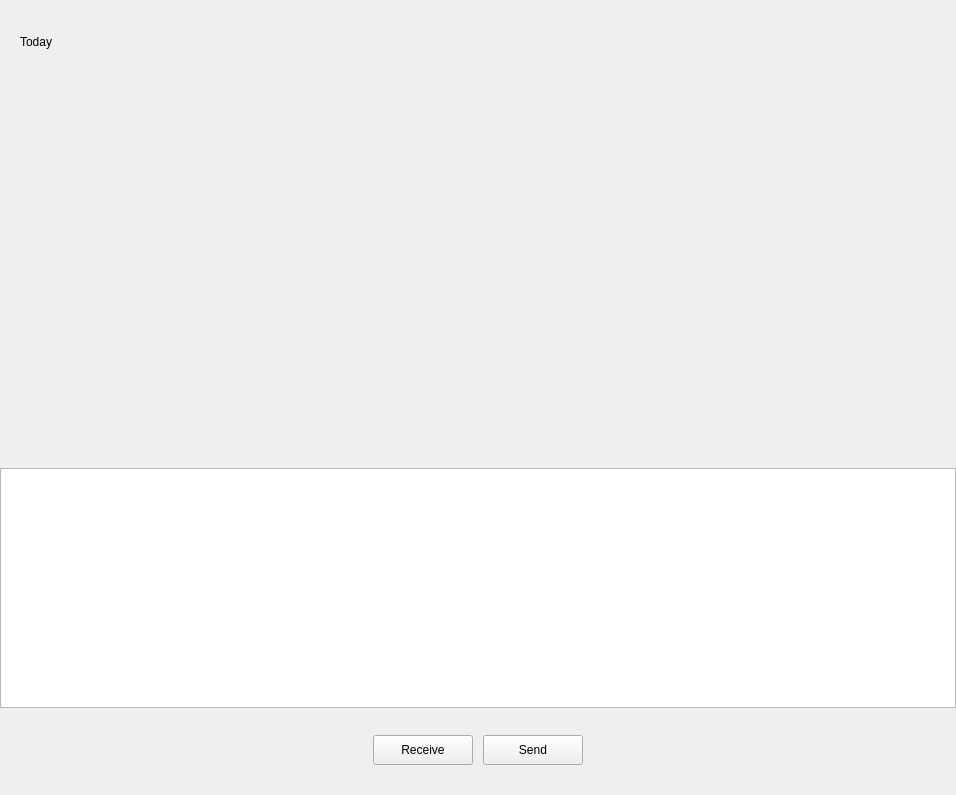
This is chatApp/chatpage.ui in MagicS0ng/ChatApp as Qt 5 draws it before an edit. The edited form follows.
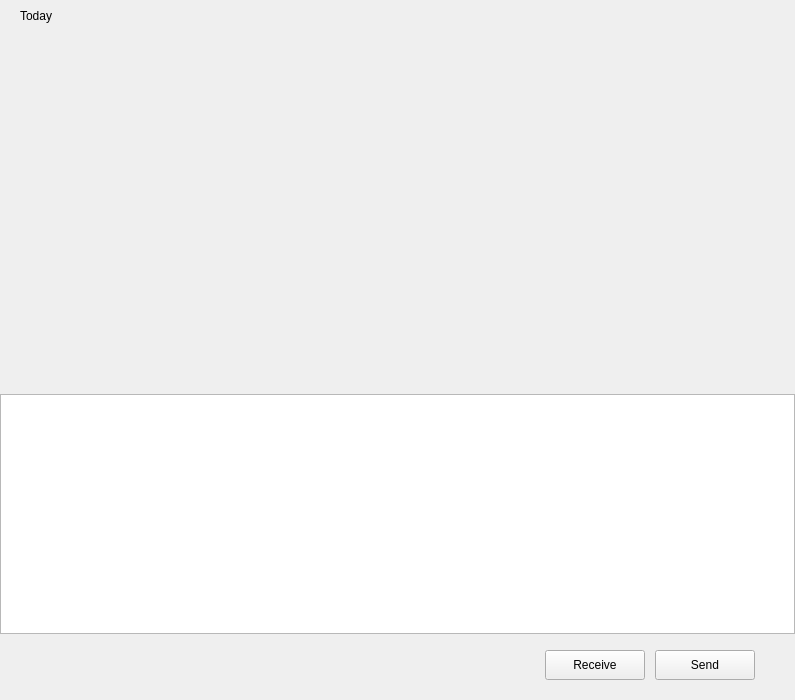
This is the edited form. Custom widgets are drawn as their Qt base class.

The edit to the form file:
```diff
--- a/chatApp/chatpage.ui
+++ b/chatApp/chatpage.ui
@@ -6,10 +6,16 @@
    <rect>
     <x>0</x>
     <y>0</y>
-    <width>956</width>
-    <height>795</height>
+    <width>795</width>
+    <height>700</height>
    </rect>
   </property>
+  <property name="maximumSize">
+   <size>
+    <width>16777215</width>
+    <height>700</height>
+   </size>
+  </property>
   <property name="windowTitle">
    <string>Form</string>
   </property>
@@ -31,6 +37,12 @@
    </property>
    <item>
     <widget class="QWidget" name="chat_window_widget" native="true">
+     <property name="maximumSize">
+      <size>
+       <width>16777215</width>
+       <height>700</height>
+      </size>
+     </property>
      <layout class="QVBoxLayout" name="verticalLayout_4">
       <property name="spacing">
        <number>0</number>
@@ -52,19 +64,31 @@
         <property name="minimumSize">
          <size>
           <width>0</width>
-          <height>60</height>
+          <height>30</height>
          </size>
         </property>
         <property name="maximumSize">
          <size>
           <width>16777215</width>
-          <height>60</height>
+          <height>30</height>
          </size>
         </property>
-        <layout class="QHBoxLayout" name="horizontalLayout_3">
+        <layout class="QHBoxLayout" name="horizontalLayout_3" stretch="0,0">
+         <property name="spacing">
+          <number>0</number>
+         </property>
          <property name="leftMargin">
           <number>20</number>
          </property>
+         <property name="topMargin">
+          <number>0</number>
+         </property>
+         <property name="rightMargin">
+          <number>0</number>
+         </property>
+         <property name="bottomMargin">
+          <number>0</number>
+         </property>
          <item>
           <widget class="QLabel" name="title_lb">
            <property name="text">
@@ -103,6 +127,21 @@
          </size>
         </property>
         <layout class="QHBoxLayout" name="horizontalLayout_4">
+         <property name="spacing">
+          <number>0</number>
+         </property>
+         <property name="leftMargin">
+          <number>0</number>
+         </property>
+         <property name="topMargin">
+          <number>0</number>
+         </property>
+         <property name="rightMargin">
+          <number>0</number>
+         </property>
+         <property name="bottomMargin">
+          <number>0</number>
+         </property>
          <item>
           <spacer name="horizontalSpacer_2">
            <property name="orientation">
@@ -334,6 +373,9 @@
            <property name="orientation">
             <enum>Qt::Horizontal</enum>
            </property>
+           <property name="sizeType">
+            <enum>QSizePolicy::Fixed</enum>
+           </property>
            <property name="sizeHint" stdset="0">
             <size>
              <width>40</width>
```
